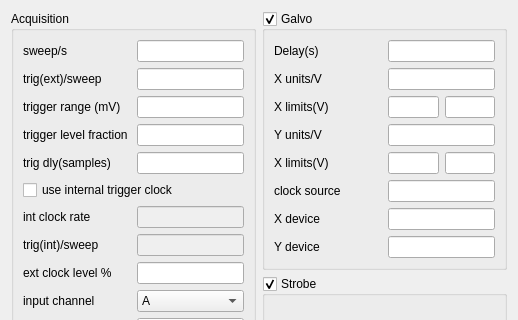
djsperka/vortup, file VtxEngineParamsDialog.ui: the form before one commit; both pictures show x 0 to 518 and y 0 to 320 of the 518 by 728 pixel window.
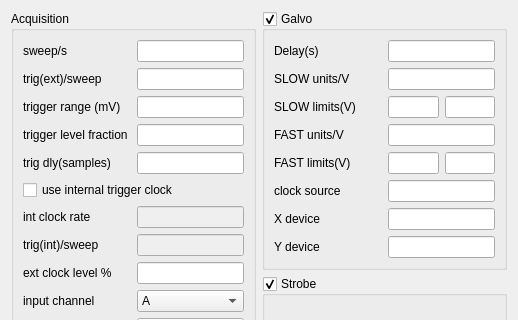
The form after the commit. Custom widgets are drawn as their Qt base class.

Commit message: Change labels on galvo widgets to SLOW and FAST

What changed in the file:
```diff
--- a/VtxEngineParamsDialog.ui
+++ b/VtxEngineParamsDialog.ui
@@ -344,7 +344,7 @@
             <item>
              <widget class="QLabel" name="label_4">
               <property name="text">
-               <string>X units/V</string>
+               <string>SLOW units/V</string>
               </property>
              </widget>
             </item>
@@ -358,7 +358,7 @@
             <item>
              <widget class="QLabel" name="label_2">
               <property name="text">
-               <string>X limits(V)</string>
+               <string>SLOW limits(V)</string>
               </property>
              </widget>
             </item>
@@ -379,7 +379,7 @@
             <item>
              <widget class="QLabel" name="label_5">
               <property name="text">
-               <string>Y units/V</string>
+               <string>FAST units/V</string>
               </property>
              </widget>
             </item>
@@ -393,7 +393,7 @@
             <item>
              <widget class="QLabel" name="label_3">
               <property name="text">
-               <string>X limits(V)</string>
+               <string>FAST limits(V)</string>
               </property>
              </widget>
             </item>
```
The commit also changes 1 other file.
